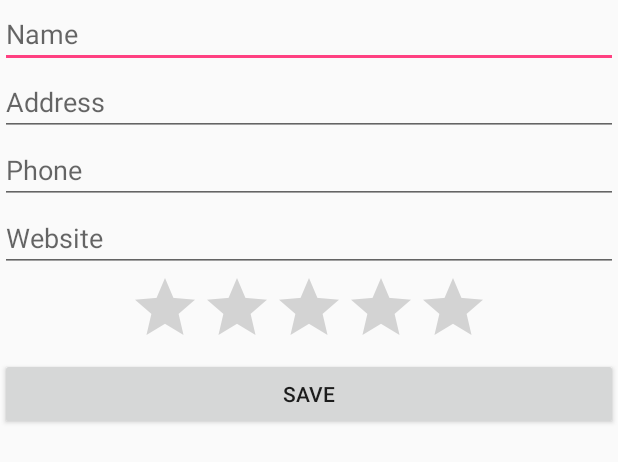
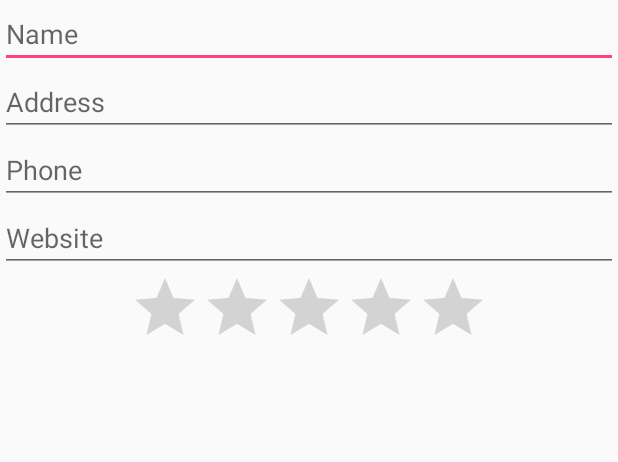
Before and after one commit to juliafealves/pupil-diary, an Android app: the layout activity_form.xml on its own in the app's theme, with its tools: preview values and no code run, on a phone screen of 412 x 824 dp. Shown: the top 462 px of the screen. Run offline under Robolectric (Android 15) with nearby library versions, the phone set to English and light mode, and no system bars.

Commit message:
Created menu in action bar with menu item "save student".

```diff
--- a/app/src/main/res/layout/activity_form.xml
+++ b/app/src/main/res/layout/activity_form.xml
@@ -34,11 +34,5 @@
             android:max="10"
             android:layout_gravity="center"
             android:id="@+id/form_rate"/>
-        <Button
-            android:layout_width="match_parent"
-            android:layout_height="wrap_content"
-            android:text="Save"
-            android:id="@+id/form_save"/>
-
     </LinearLayout>
 </ScrollView>
```
Also changed, not shown: app/src/main/java/com/juliafealves/pupildiary/FormActivity.java (+19 -6 lines), app/src/main/res/menu/menu_form.xml (added, +9 -0 lines).
